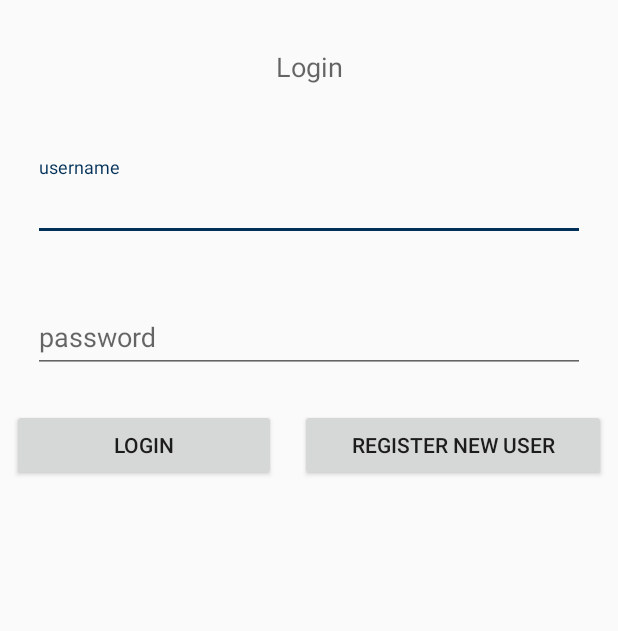
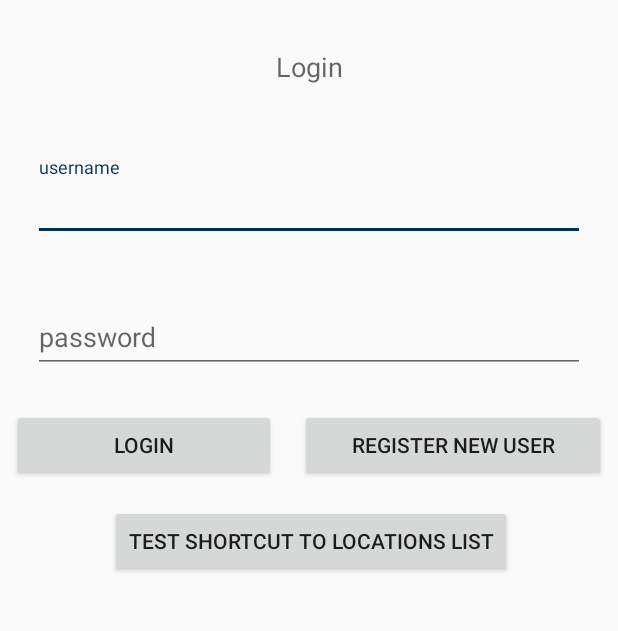
Before and after one commit to james-a-johnson-zz/BreadBox, an Android app: the screen it shows after launch (LoginActivity), on a phone screen of 412 x 824 dp, the part 188-819 px from its top. Run offline under Robolectric (Android 15) with nearby library versions, the phone set to English and light mode, and no system bars; our stand-ins replace Firebase (no records; nobody signed in at launch, a user with empty details on screens opened directly).

Commit message:
Fixed location cards and they display now. TODO Make cards referencelocations in database instead of hardcoded list "locations"

```diff
--- a/app/build.gradle
+++ b/app/build.gradle
@@ -40,6 +40,8 @@ dependencies {
     androidTestImplementation 'com.android.support.test:runner:1.0.2'
     androidTestImplementation 'com.android.support.test.espresso:espresso-core:3.0.2'
     implementation 'com.google.firebase:firebase-auth:16.0.4'
+    implementation 'com.google.firebase:firebase-core:16.0.4'
     implementation 'com.android.support:cardview-v7:21.0.+'
     implementation 'com.android.support:recyclerview-v7:21.0.+'
 }
+apply plugin: 'com.google.gms.google-services'
--- a/app/src/main/java/spacepirates/breadbox/LocationsActivity.java
+++ b/app/src/main/java/spacepirates/breadbox/LocationsActivity.java
@@ -19,6 +19,7 @@ public class LocationsActivity extends AppCompatActivity {
 
         ArrayList locations = new ArrayList();
         locations.add(new Location("Joe's", "", 0,0,"Htine", ""));
+        locations.add(new Location("Yo momma's", "", 0, 0, "A-town", ""));
 
         setContentView(R.layout.activity_locations);
 
@@ -26,6 +27,7 @@ public class LocationsActivity extends AppCompatActivity {
         RecyclerView recyclerView = (RecyclerView) findViewById(R.id.locations_recycler);
         recyclerView.setHasFixedSize(true);
         RecyclerView.LayoutManager linearLayoutManager = new LinearLayoutManager(getApplicationContext());
+        recyclerView.setLayoutManager(linearLayoutManager);
         LocationRecyclerAdapter adapter = new LocationRecyclerAdapter(locations);
         recyclerView.setAdapter(adapter);
 
--- a/app/src/main/java/spacepirates/breadbox/LoginActivity.java
+++ b/app/src/main/java/spacepirates/breadbox/LoginActivity.java
@@ -8,11 +8,16 @@ import android.view.View;
 import android.widget.Button;
 import android.widget.EditText;
 import android.widget.Toast;
+import com.google.firebase.FirebaseApp;
+
+import com.google.firebase.auth.FirebaseAuth;
 
 public class LoginActivity extends AppCompatActivity {
+    //FirebaseAuth firebase = FirebaseAuth.getInstance();
 
     @Override
     protected void onCreate(Bundle savedInstanceState) {
+        //FirebaseAPP.initializeApp(this);
         super.onCreate(savedInstanceState);
         setContentView(R.layout.activity_login);
 
@@ -21,6 +26,10 @@ public class LoginActivity extends AppCompatActivity {
         final EditText passwordField = findViewById(R.id.PasswordField);
         Button loginButton = findViewById(R.id.LoginButton);
         Button registerButton = findViewById(R.id.RegisterButton);
+
+
+        //Test button
+        Button testButton = findViewById(R.id.testButton);
 
         final String username = "user";
         final String password = "pass";
@@ -46,8 +55,15 @@ public class LoginActivity extends AppCompatActivity {
             @Override
             public void onClick(View view) {
                 Context context = view.getContext();
-                //Intent intent = new Intent(context, RegistrationActivity.class);
-                //hijack register to test ui
+                Intent intent = new Intent(context, Register.class);
+                context.startActivity(intent);
+            }
+        });
+
+        testButton.setOnClickListener(new View.OnClickListener() {
+            @Override
+            public void onClick(View view) {
+                Context context = view.getContext();
                 Intent intent = new Intent(context, LocationsActivity.class);
                 context.startActivity(intent);
             }
--- a/app/src/main/res/layout/activity_login.xml
+++ b/app/src/main/res/layout/activity_login.xml
@@ -115,4 +115,18 @@
         app:layout_constraintGuide_begin="192dp"
         app:layout_constraintStart_toStartOf="parent" />
 
+    <Button
+        android:id="@+id/testButton"
+        android:layout_width="wrap_content"
+        android:layout_height="wrap_content"
+        android:layout_marginStart="8dp"
+        android:layout_marginLeft="8dp"
+        android:layout_marginTop="16dp"
+        android:layout_marginEnd="6dp"
+        android:layout_marginRight="6dp"
+        android:text="test shortcut to locations list"
+        app:layout_constraintEnd_toEndOf="parent"
+        app:layout_constraintStart_toStartOf="parent"
+        app:layout_constraintTop_toBottomOf="@+id/RegisterButton" />
+
 </android.support.constraint.ConstraintLayout>
--- a/app/src/main/res/layout/location_card.xml
+++ b/app/src/main/res/layout/location_card.xml
@@ -4,6 +4,7 @@
     android:layout_width="match_parent"
     android:layout_height="wrap_content"
     android:id="@+id/location_card"
+    android:layout_marginBottom="8dp"
     >
 
     <RelativeLayout
```
Also changed, not shown: app/src/main/java/spacepirates/breadbox/LocationRecyclerAdapter.java (+4 -4 lines), app/src/main/res/layout/activity_locations.xml (+8 -4 lines).
